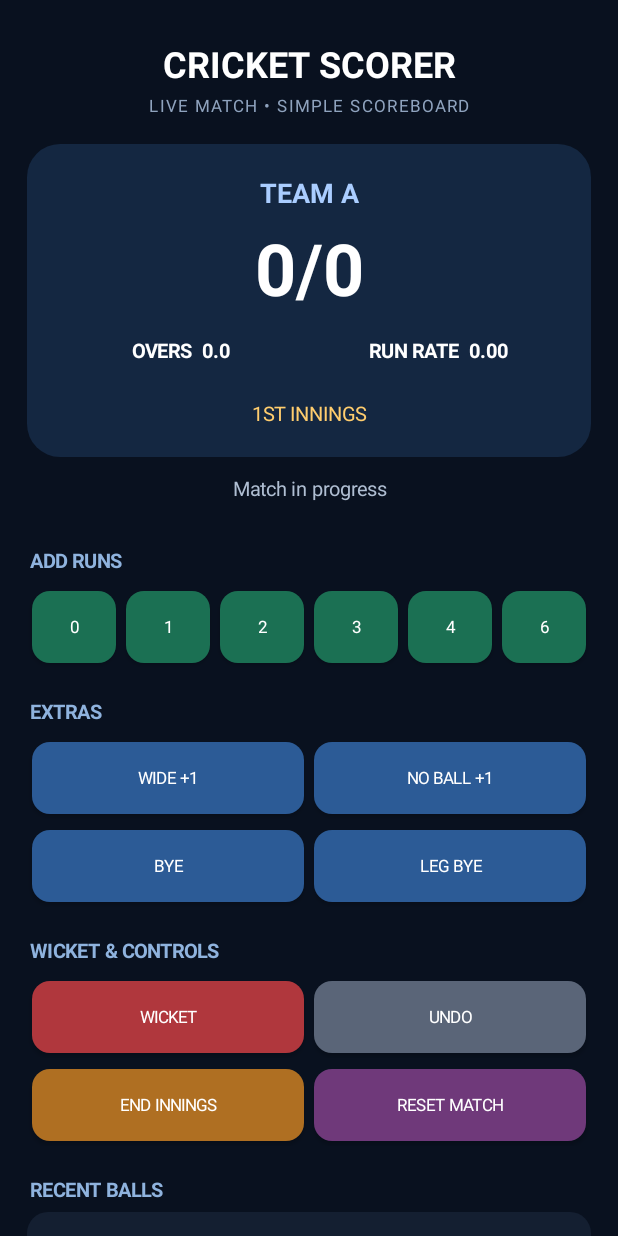
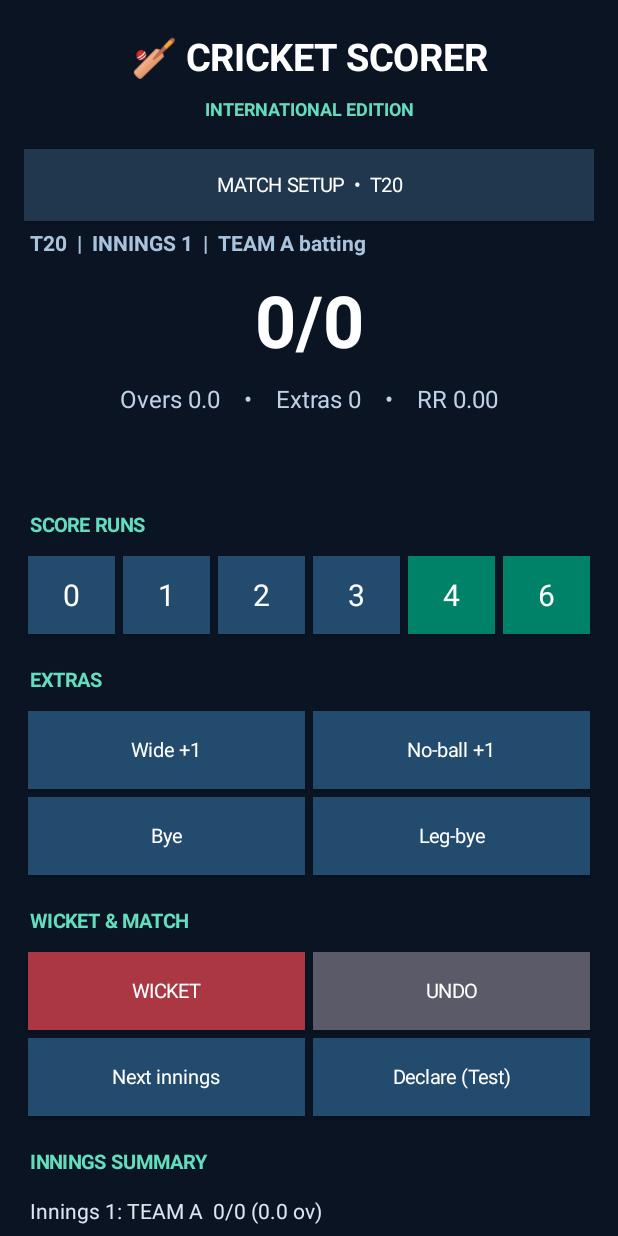
Before and after one commit to alammahibul786-rgb/Crick-Scorer-2.0, an Android app: the screen it shows after launch (MainActivity), on a phone screen of 412 x 824 dp. Run offline under Robolectric (Android 15) with nearby library versions, the phone set to English and light mode, and no system bars.

Commit message:
Upgrade Cricket Scorer International Edition

```diff
--- a/app/src/main/java/com/crickscorer/app/MainActivity.kt
+++ b/app/src/main/java/com/crickscorer/app/MainActivity.kt
@@ -1,359 +1,409 @@
 package com.crickscorer.app
 
 import android.app.Activity
+import android.app.AlertDialog
 import android.os.Bundle
 import android.graphics.Color
 import android.graphics.Typeface
-import android.graphics.drawable.GradientDrawable
 import android.view.Gravity
 import android.view.View
 import android.widget.Button
+import android.widget.EditText
 import android.widget.LinearLayout
 import android.widget.ScrollView
 import android.widget.TextView
 import android.widget.Toast
 import java.util.ArrayDeque
-import kotlin.math.roundToInt
+import java.util.Locale
 
 class MainActivity : Activity() {
 
-    private data class BallRecord(
-        val runs: Int,
-        val legalBall: Boolean,
-        val wicket: Boolean,
-        val label: String
+    private data class Innings(
+        var batting: String,
+        var bowling: String,
+        var runs: Int = 0,
+        var wickets: Int = 0,
+        var legalBalls: Int = 0,
+        var wides: Int = 0,
+        var noBalls: Int = 0,
+        var byes: Int = 0,
+        var legByes: Int = 0,
+        var penalty: Int = 0,
+        var declared: Boolean = false,
+        var completed: Boolean = false
+    ) {
+        val ballsInOver: Int get() = legalBalls % 6
+        val overs: String get() = "${legalBalls / 6}.${ballsInOver}"
+        val extras: Int get() = wides + noBalls + byes + legByes + penalty
+        val runRate: Double get() =
+            if (legalBalls == 0) 0.0 else runs * 6.0 / legalBalls
+    }
+
+    private data class Snapshot(
+        val innings: List<Innings>,
+        val currentIndex: Int,
+        val matchType: String,
+        val oversLimit: Int,
+        val teamA: String,
+        val teamB: String
     )
 
-    private var totalRuns = 0
-    private var wickets = 0
-    private var legalBalls = 0
-    private var innings = 1
-    private var target = 0
-    private var battingTeam = "TEAM A"
-    private var bowlingTeam = "TEAM B"
-    private val history = ArrayDeque<BallRecord>()
+    private val inningsList = mutableListOf<Innings>()
+    private val undoStack = ArrayDeque<Snapshot>()
+    private var currentIndex = 0
+    private var matchType = "T20"
+    private var oversLimit = 20
+    private var teamA = "TEAM A"
+    private var teamB = "TEAM B"
 
+    private lateinit var root: LinearLayout
     private lateinit var scoreText: TextView
-    private lateinit var oversText: TextView
-    private lateinit var runRateText: TextView
+    private lateinit var detailsText: TextView
     private lateinit var statusText: TextView
-    private lateinit var targetText: TextView
+    private lateinit var inningsText: TextView
     private lateinit var historyText: TextView
-    private lateinit var root: LinearLayout
+
+    private val current: Innings
+        get() = inningsList[currentIndex]
 
     override fun onCreate(savedInstanceState: Bundle?) {
         super.onCreate(savedInstanceState)
-
-        if (savedInstanceState != null) {
-            totalRuns = savedInstanceState.getInt("runs")
-            wickets = savedInstanceState.getInt("wickets")
-            legalBalls = savedInstanceState.getInt("balls")
-            innings = savedInstanceState.getInt("innings")
-            target = savedInstanceState.getInt("target")
-            battingTeam = savedInstanceState.getString("batting", "TEAM A") ?: "TEAM A"
-            bowlingTeam = savedInstanceState.getString("bowling", "TEAM B") ?: "TEAM B"
-        }
-
+        startNewMatch()
         buildScreen()
-        refresh()
+        showSetupDialog()
     }
 
-    override fun onSaveInstanceState(outState: Bundle) {
-        outState.putInt("runs", totalRuns)
-        outState.putInt("wickets", wickets)
-        outState.putInt("balls", legalBalls)
-        outState.putInt("innings", innings)
-        outState.putInt("target", target)
-        outState.putString("batting", battingTeam)
-        outState.putString("bowling", bowlingTeam)
-        super.onSaveInstanceState(outState)
-    }
-
-    private fun dp(value: Int): Int = (value * resources.displayMetrics.density).roundToInt()
-
-    private fun panel(color: Int, radius: Int = 18): GradientDrawable {
-        return GradientDrawable().apply {
-            setColor(color)
-            cornerRadius = dp(radius).toFloat()
-        }
+    private fun startNewMatch() {
+        inningsList.clear()
+        undoStack.clear()
+        currentIndex = 0
+        inningsList.add(Innings(teamA, teamB))
     }
 
     private fun buildScreen() {
         val scroll = ScrollView(this)
-        scroll.setBackgroundColor(Color.rgb(9, 17, 31))
-
         root = LinearLayout(this).apply {
             orientation = LinearLayout.VERTICAL
-            setPadding(dp(18), dp(18), dp(18), dp(24))
+            setPadding(dp(16), dp(16), dp(16), dp(24))
+            setBackgroundColor(Color.rgb(10, 20, 35))
         }
         scroll.addView(root)
+        setContentView(scroll)
 
-        val header = TextView(this).apply {
-            text = "CRICKET SCORER"
-            textSize = 24f
-            setTextColor(Color.WHITE)
-            typeface = Typeface.DEFAULT_BOLD
-            gravity = Gravity.CENTER
-            setPadding(0, dp(8), 0, dp(4))
+        val header = text("🏏 CRICKET SCORER", 25, Color.WHITE, true)
+        header.gravity = Gravity.CENTER
+        root.addView(header)
+        val sub = text("INTERNATIONAL EDITION", 12, Color.rgb(100, 220, 190), true)
+        sub.gravity = Gravity.CENTER
+        root.addView(sub)
+        addGap(14)
+
+        val setupButton = button("MATCH SETUP  •  $matchType", Color.rgb(32, 55, 78))
+        setupButton.setOnClickListener { showSetupDialog() }
+        root.addView(setupButton)
+
+        inningsText = text("", 14, Color.rgb(170, 195, 220), true)
+        root.addView(inningsText)
+        scoreText = text("0/0", 48, Color.WHITE, true)
+        scoreText.gravity = Gravity.CENTER
+        root.addView(scoreText)
+        detailsText = text("", 16, Color.rgb(190, 210, 230), false)
+        detailsText.gravity = Gravity.CENTER
+        root.addView(detailsText)
+        statusText = text("", 14, Color.rgb(100, 220, 190), true)
+        statusText.gravity = Gravity.CENTER
+        root.addView(statusText)
+        addGap(12)
+
+        section("SCORE RUNS")
+        val runRow = row()
+        listOf(0, 1, 2, 3, 4, 6).forEach { value ->
+            val b = button(value.toString(), if (value == 4 || value == 6)
+                Color.rgb(0, 130, 105) else Color.rgb(35, 75, 110))
+            b.textSize = 20f
+            b.setOnClickListener { addRuns(value, true, "Runs $value") }
+            runRow.addView(b, weightParams())
         }
-        root.addView(header)
+        root.addView(runRow)
 
-        val subtitle = TextView(this).apply {
-            text = "LIVE MATCH • SIMPLE SCOREBOARD"
-            textSize = 11f
-            letterSpacing = 0.12f
-            setTextColor(Color.rgb(143, 163, 190))
-            gravity = Gravity.CENTER
-            setPadding(0, 0, 0, dp(18))
+        section("EXTRAS")
+        val extraRow1 = row()
+        addAction(extraRow1, "Wide +1") { addRuns(1, false, "Wide", wide = 1) }
+        addAction(extraRow1, "No-ball +1") { addRuns(1, false, "No-ball", noBall = 1) }
+        root.addView(extraRow1)
+        val extraRow2 = row()
+        addAction(extraRow2, "Bye") { addRuns(1, true, "Bye", bye = 1) }
+        addAction(extraRow2, "Leg-bye") { addRuns(1, true, "Leg-bye", legBye = 1) }
+        root.addView(extraRow2)
+
+        section("WICKET & MATCH")
+        val matchRow1 = row()
+        addAction(matchRow1, "WICKET", Color.rgb(170, 55, 65)) { addWicket() }
+        addAction(matchRow1, "UNDO", Color.rgb(90, 90, 105)) { undo() }
+        root.addView(matchRow1)
+        val matchRow2 = row()
+        addAction(matchRow2, "Next innings") { nextInnings() }
+        addAction(matchRow2, "Declare (Test)") { declareInnings() }
+        root.addView(matchRow2)
+
+        section("INNINGS SUMMARY")
+        historyText = text("", 14, Color.rgb(220, 230, 240), false)
+        root.addView(historyText)
+
+        val bottom = button("NEW MATCH", Color.rgb(120, 70, 35))
+        bottom.setOnClickListener {
+            AlertDialog.Builder(this)
+                .setTitle("Start a new match?")
+                .setMessage("The current match will be cleared from this screen.")
+                .setNegativeButton("Cancel", null)
+                .setPositiveButton("New match") { _, _ ->
+                    startNewMatch()
+                    refresh()
+                    showSetupDialog()
+                }.show()
         }
-        root.addView(subtitle)
-
-        val scoreCard = LinearLayout(this).apply {
-            orientation = LinearLayout.VERTICAL
-            gravity = Gravity.CENTER
-            background = panel(Color.rgb(20, 39, 65), 22)
-            setPadding(dp(16), dp(20), dp(16), dp(20))
-        }
-        root.addView(scoreCard, matchWidth())
-
-        val teamText = TextView(this).apply {
-            text = battingTeam
-            textSize = 18f
-            setTextColor(Color.rgb(170, 205, 255))
-            typeface = Typeface.DEFAULT_BOLD
-            gravity = Gravity.CENTER
-        }
-        scoreCard.addView(teamText)
-        scoreText = TextView(this).apply {
-            text = "0/0"
-            textSize = 48f
-            setTextColor(Color.WHITE)
-            typeface = Typeface.DEFAULT_BOLD
-            gravity = Gravity.CENTER
-            setPadding(0, dp(5), 0, dp(2))
-        }
-        scoreCard.addView(scoreText)
-
-        val stats = LinearLayout(this).apply {
-            orientation = LinearLayout.HORIZONTAL
-            gravity = Gravity.CENTER
-        }
-        scoreCard.addView(stats, matchWidth())
-        oversText = statView("OVERS  0.0")
-        runRateText = statView("RUN RATE  0.00")
-        stats.addView(oversText, LinearLayout.LayoutParams(0, dp(42), 1f))
-        stats.addView(runRateText, LinearLayout.LayoutParams(0, dp(42), 1f))
-
-        targetText = TextView(this).apply {
-            text = "1ST INNINGS"
-            textSize = 13f
-            setTextColor(Color.rgb(255, 205, 110))
-            gravity = Gravity.CENTER
-            setPadding(0, dp(12), 0, 0)
-        }
-        scoreCard.addView(targetText)
-
-        statusText = TextView(this).apply {
-            text = "Match in progress"
-            textSize = 13f
-            setTextColor(Color.rgb(175, 190, 210))
-            gravity = Gravity.CENTER
-            setPadding(0, dp(12), 0, dp(12))
-        }
-        root.addView(statusText)
-
-        sectionTitle("ADD RUNS")
-        val runsRow = row()
-        listOf(0, 1, 2, 3, 4, 6).forEach { value ->
-            runsRow.addView(actionButton(value.toString(), Color.rgb(27, 112, 83)) {
-                addBall(value, true, false, "$value run${if (value == 1) "" else "s"}")
-            }, equalWeight())
-        }
-        root.addView(runsRow)
-
-        sectionTitle("EXTRAS")
-        val extrasRow = row()
-        extrasRow.addView(actionButton("WIDE +1", Color.rgb(44, 91, 150)) {
-            addBall(1, false, false, "Wide +1")
-        }, equalWeight())
-        extrasRow.addView(actionButton("NO BALL +1", Color.rgb(44, 91, 150)) {
-            addBall(1, false, false, "No ball +1")
-        }, equalWeight())
-        root.addView(extrasRow)
-
-        val extrasRow2 = row()
-        extrasRow2.addView(actionButton("BYE", Color.rgb(44, 91, 150)) {
-            addBall(1, true, false, "Bye 1")
-        }, equalWeight())
-        extrasRow2.addView(actionButton("LEG BYE", Color.rgb(44, 91, 150)) {
-            addBall(1, true, false, "Leg bye 1")
-        }, equalWeight())
-        root.addView(extrasRow2)
-
-        sectionTitle("WICKET & CONTROLS")
-        val controlRow = row()
-        controlRow.addView(actionButton("WICKET", Color.rgb(176, 55, 61)) {
-            if (wickets < 10) addBall(0, true, true, "Wicket")
-        }, equalWeight())
-        controlRow.addView(actionButton("UNDO", Color.rgb(90, 101, 120)) {
-            undo()
-        }, equalWeight())
-        root.addView(controlRow)
-
-        val controlRow2 = row()
-        controlRow2.addView(actionButton("END INNINGS", Color.rgb(175, 111, 34)) {
-            endInnings()
-        }, equalWeight())
-        controlRow2.addView(actionButton("RESET MATCH", Color.rgb(111, 57, 122)) {
-            resetMatch()
-        }, equalWeight())
-        root.addView(controlRow2)
-
-        sectionTitle("RECENT BALLS")
-        historyText = TextView(this).apply {
-            text = "No balls recorded yet"
-            textSize = 14f
-            setTextColor(Color.WHITE)
-            background = panel(Color.rgb(20, 31, 49), 14)
-            setPadding(dp(14), dp(14), dp(14), dp(14))
-        }
-        root.addView(historyText, matchWidth())
-
-        val note = TextView(this).apply {
-            text = "Note: Wide and no-ball add one run and do not count as a legal delivery. Use Undo to reverse the latest scoring action."
-            textSize = 11f
-            setTextColor(Color.rgb(135, 153, 178))
-            setPadding(dp(4), dp(16), dp(4), 0)
-        }
-        root.addView(note)
-        setContentView(scroll)
+        root.addView(bottom)
+        refresh()
     }
 
-    private fun matchWidth() = LinearLayout.LayoutParams(
-        LinearLayout.LayoutParams.MATCH_PARENT,
-        LinearLayout.LayoutParams.WRAP_CONTENT
-    )
+    private fun addRuns(
+        runs: Int,
+        legal: Boolean,
+        label: String,
+        wide: Int = 0,
+        noBall: Int = 0,
+        bye: Int = 0,
+        legBye: Int = 0
+    ) {
+        if (!canScore()) return
+        saveUndo()
+        current.runs += runs
+        current.wides += wide
+        current.noBalls += noBall
+        current.byes += bye
+        current.legByes += legBye
+        if (legal) current.legalBalls++
+        checkInningsEnd()
+        refresh(label)
+    }
 
-    private fun equalWeight() = LinearLayout.LayoutParams(0, dp(48), 1f).apply {
-        setMargins(dp(3), dp(3), dp(3), dp(3))
+    private fun addWicket() {
+        if (!canScore()) return
+        if (current.wickets >= 10) return
+        saveUndo()
+        current.wickets++
+        current.legalBalls++
+        checkInningsEnd()
+        refresh("Wicket!")
+    }
+
+    private fun canScore(): Boolean {
+        if (current.completed) {
+            toast("This innings is complete. Start the next innings.")
+            return false
+        }
+        return true
+    }
+
+    private fun checkInningsEnd() {
+        val oversFinished = matchType != "Test" && current.legalBalls >= oversLimit * 6
+        if (current.wickets >= 10 || oversFinished) current.completed = true
+        if (inningsList.size >= 2 && currentIndex > 0) {
+            val first = inningsList[0]
+            if (current.runs > first.runs) current.completed = true
+        }
+    }
+
+    private fun nextInnings() {
+        if (!current.completed && current.wickets < 10) {
+            AlertDialog.Builder(this)
+                .setTitle("End this innings?")
+                .setMessage("The current innings is not complete. Continue to the next innings?")
+                .setNegativeButton("Cancel", null)
+                .setPositiveButton("Continue") { _, _ -> createNextInnings() }
+                .show()
+        } else createNextInnings()
+    }
+
+    private fun createNextInnings() {
+        val maxInnings = if (matchType == "Test") 4 else 2
+        if (inningsList.size >= maxInnings) {
+            toast("All innings for this match have been entered.")
+            return
+        }
+        saveUndo()
+        val batting = current.bowling
+        val bowling = current.batting
+        inningsList.add(Innings(batting, bowling))
+        currentIndex = inningsList.lastIndex
+        refresh("Innings ${currentIndex + 1} started")
+    }
+
+    private fun declareInnings() {
+        if (matchType != "Test") {
+            toast("Declaration is available in Test matches.")
+            return
+        }
+        if (!canScore()) return
+        saveUndo()
+        current.declared = true
+        current.completed = true
+        refresh("Innings declared")
+    }
+
+    private fun saveUndo() {
+        val copy = inningsList.map { it.copy() }
+        undoStack.addLast(Snapshot(copy, currentIndex, matchType, oversLimit, teamA, teamB))
+        if (undoStack.size > 100) undoStack.removeFirst()
+    }
+
+    private fun undo() {
+        if (undoStack.isEmpty()) {
+            toast("Nothing to undo")
+            return
+        }
+        val state = undoStack.removeLast()
+        inningsList.clear()
+        inningsList.addAll(state.innings.map { it.copy() })
+        currentIndex = state.currentIndex
+        matchType = state.matchType
+        oversLimit = state.oversLimit
+        teamA = state.teamA
+        teamB = state.teamB
+        refresh("Last action undone")
+    }
+
+    private fun refresh(message: String = "") {
+        if (!::scoreText.isInitialized) return
+        val c = current
+        scoreText.text = "${c.runs}/${c.wickets}"
+        detailsText.text =
+            "Overs ${c.overs}    •    Extras ${c.extras}    •    RR ${String.format(Locale.US, "%.2f", c.runRate)}"
+        inningsText.text = "${matchType.uppercase(Locale.getDefault())}  |  INNINGS ${currentIndex + 1}  |  ${c.batting} batting"
+        statusText.text = when {
+            c.declared -> "DECLARED"
+            c.completed -> "INNINGS COMPLETE"
+            else -> message
+        }
+        val summary = StringBuilder()
+        inningsList.forEachIndexed { index, inn ->
+            summary.append("Innings ${index + 1}: ${inn.batting}  ${inn.runs}/${inn.wickets} (${inn.overs} ov)")
+            if (inn.declared) summary.append("  declared")
+            if (inn.completed) summary.append("  complete")
+            summary.append("\n")
+        }
+        if (inningsList.size >= 2) {
+            val first = inningsList[0]
+            val second = inningsList[1]
+            val target = first.runs + 1
+            if (currentIndex == 1 && !second.completed) {
+                summary.append("\nTarget: $target  •  Need ${maxOf(0, target - second.runs)} runs")
+            }
+            if (currentIndex >= 1 && second.completed) {
+                summary.append("\n${if (second.runs >= target) second.batting + " won" else first.batting + " ahead"}")
+            }
+        }
+        historyText.text = summary.toString()
+    }
+
+    private fun showSetupDialog() {
+        val layout = LinearLayout(this).apply {
+            orientation = LinearLayout.VERTICAL
+            setPadding(dp(20), dp(8), dp(20), dp(4))
+        }
+        val a = EditText(this).apply { hint = "Batting team"; setText(teamA) }
+        val b = EditText(this).apply { hint = "Bowling team"; setText(teamB) }
+        layout.addView(a)
+        layout.addView(b)
+        val typeButton = Button(this).apply { text = "Match type: $matchType" }
+        layout.addView(typeButton)
+        typeButton.setOnClickListener {
+            val types = arrayOf("T20", "ODI", "Test", "Custom")
+            AlertDialog.Builder(this)
+                .setTitle("Select match type")
+                .setItems(types) { _, which ->
+                    matchType = types[which]
+                    oversLimit = when (matchType) {
+                        "T20" -> 20
+                        "ODI" -> 50
+                        "Test" -> 0
+                        else -> 20
+                    }
+                    typeButton.text = "Match type: $matchType"
+                }.show()
+        }
+        val overs = EditText(this).apply {
+            hint = "Overs per innings (Custom only)"
+            inputType = 2
+            setText(if (oversLimit > 0) oversLimit.toString() else "")
+        }
+        layout.addView(overs)
+        AlertDialog.Builder(this)
+            .setTitle("Match setup")
+            .setView(layout)
+            .setCancelable(false)
+            .setPositiveButton("Start match") { _, _ ->
+                teamA = a.text.toString().trim().ifEmpty { "TEAM A" }
+                teamB = b.text.toString().trim().ifEmpty { "TEAM B" }
+                if (teamA.equals(teamB, true)) teamB += " B"
+                if (matchType == "Custom") {
+                    oversLimit = overs.text.toString().toIntOrNull()?.coerceIn(1, 200) ?: 20
+                }
+                inningsList[0].batting = teamA
+                inningsList[0].bowling = teamB
+                refresh()
+            }
+            .setNegativeButton("Later", null)
+            .show()
+    }
+
+    private fun section(label: String) {
+        addGap(14)
+        root.addView(text(label, 13, Color.rgb(100, 220, 190), true))
+        addGap(5)
+    }
+
+    private fun addAction(parent: LinearLayout, label: String, color: Int = Color.rgb(35, 75, 110), action: () -> Unit) {
+        val b = button(label, color)
+        b.setOnClickListener { action() }
+        parent.addView(b, weightParams())
     }
 
     private fun row() = LinearLayout(this).apply {
         orientation = LinearLayout.HORIZONTAL
-        setPadding(0, dp(2), 0, dp(2))
+        gravity = Gravity.CENTER
     }
 
-    private fun statView(value: String) = TextView(this).apply {
-        text = value
-        textSize = 13f
-        setTextColor(Color.WHITE)
-        gravity = Gravity.CENTER
-        typeface = Typeface.DEFAULT_BOLD
+    private fun weightParams() = LinearLayout.LayoutParams(0, dp(52), 1f).apply {
+        setMargins(dp(3), dp(3), dp(3), dp(3))
     }
 
-    private fun sectionTitle(value: String) {
-        val title = TextView(this).apply {
+    private fun button(label: String, color: Int): Button =
+        Button(this).apply {
+            text = label
+            textSize = 13f
+            isAllCaps = false
+            setTextColor(Color.WHITE)
+            setBackgroundColor(color)
+            minHeight = dp(48)
+        }
+
+    private fun text(value: String, size: Int, color: Int, bold: Boolean) =
+        TextView(this).apply {
             text = value
-            textSize = 13f
-            setTextColor(Color.rgb(143, 179, 222))
-            typeface = Typeface.DEFAULT_BOLD
-            setPadding(dp(2), dp(18), 0, dp(6))
+            textSize = size.toFloat()
+            setTextColor(color)
+            if (bold) typeface = Typeface.DEFAULT_BOLD
+            setPadding(dp(4), dp(5), dp(4), dp(5))
         }
-        root.addView(title)
+
+    private fun addGap(height: Int) {
+        root.addView(View(this), LinearLayout.LayoutParams(1, dp(height)))
     }
 
-    private fun actionButton(label: String, color: Int, action: () -> Unit): Button {
-        return Button(this).apply {
-            text = label
-            textSize = 11f
-            isAllCaps = false
-            setTextColor(Color.WHITE)
-            background = panel(color, 12)
-            setPadding(dp(2), 0, dp(2), 0)
-            setOnClickListener { action(); refresh() }
-        }
-    }
+    private fun dp(value: Int): Int = (value * resources.displayMetrics.density).toInt()
 
-    private fun addBall(runs: Int, legal: Boolean, wicket: Boolean, label: String) {
-        history.addLast(BallRecord(runs, legal, wicket, label))
-        totalRuns += runs
-        if (legal) legalBalls++
-        if (wicket && wickets < 10) wickets++
-        refresh()
-    }
-
-    private fun undo() {
-        if (history.isEmpty()) {
-            Toast.makeText(this, "Nothing to undo", Toast.LENGTH_SHORT).show()
-            return
-        }
-        val last = history.removeLast()
-        totalRuns = (totalRuns - last.runs).coerceAtLeast(0)
-        if (last.legalBall) legalBalls = (legalBalls - 1).coerceAtLeast(0)
-        if (last.wicket) wickets = (wickets - 1).coerceAtLeast(0)
-        refresh()
-    }
-
-    private fun endInnings() {
-        if (innings == 1) {
-            target = totalRuns + 1
-            val oldBatting = battingTeam
-            battingTeam = bowlingTeam
-            bowlingTeam = oldBatting
-            innings = 2
-            totalRuns = 0
-            wickets = 0
-            legalBalls = 0
-            history.clear()
-            refresh()
-            Toast.makeText(this, "2nd innings started. Target: $target", Toast.LENGTH_LONG).show()
-        } else {
-            Toast.makeText(this, "Match completed. Use Reset Match for a new match.", Toast.LENGTH_LONG).show()
-        }
-    }
-
-    private fun resetMatch() {
-        totalRuns = 0
-        wickets = 0
-        legalBalls = 0
-        innings = 1
-        target = 0
-        battingTeam = "TEAM A"
-        bowlingTeam = "TEAM B"
-        history.clear()
-        refresh()
-        Toast.makeText(this, "Match reset", Toast.LENGTH_SHORT).show()
-    }
-
-    private fun refresh() {
-        if (!::scoreText.isInitialized) return
-        scoreText.text = "$totalRuns/$wickets"
-        val overs = "${legalBalls / 6}.${legalBalls % 6}"
-        oversText.text = "OVERS  $overs"
-        val rate = if (legalBalls == 0) 0.0 else totalRuns * 6.0 / legalBalls
-        runRateText.text = "RUN RATE  ${"%.2f".format(rate)}"
-
-        val teamLabel = root.getChildAt(2) as? LinearLayout
-        val teamText = teamLabel?.getChildAt(0) as? TextView
-        teamText?.text = battingTeam
-
-        targetText.text = if (innings == 1) {
-            "1ST INNINGS"
-        } else {
-            "2ND INNINGS • TARGET $target • NEED ${(target - totalRuns).coerceAtLeast(0)}"
-        }
-
-        statusText.text = when {
-            wickets >= 10 -> "All out"
-            innings == 2 && totalRuns >= target -> "Target reached — innings complete"
-            else -> "Match in progress"
-        }
-
-        val recent = history.toList().takeLast(12).asReversed()
-        historyText.text = if (recent.isEmpty()) {
-            "No balls recorded yet"
-        } else {
-            recent.joinToString("     ") { it.label }
-        }
+    private fun toast(message: String) {
+        Toast.makeText(this, message, Toast.LENGTH_SHORT).show()
     }
 }
```
